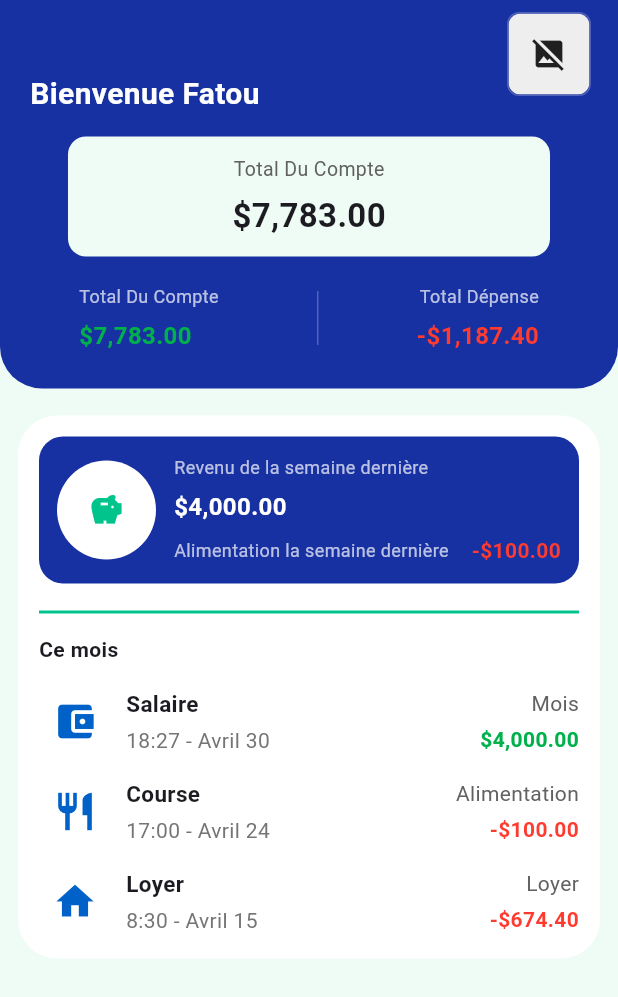
After one commit to NelsonWilliam237/ProjectDart, a Flutter app: the HomePage screen opened directly, on a phone screen of 412 x 824 dp. The commit adds this screen. Shown: the top 997 px of the screen. Run offline on Flutter 3.47's test engine with Material 3 defaults, Android fonts, the phone set to English and light mode, and no system bars.

Commit message:
ajout de la page accueil

```diff
--- a/lib/main.dart
+++ b/lib/main.dart
@@ -1,3 +1,4 @@
+import 'package:finexia/page_accueil.dart';
 import 'page_notification.dart';
 import 'package:flutter/material.dart';
 import 'categories_page.dart';
@@ -37,7 +38,7 @@ class _MainNavigationState extends State<_MainNavigation> {
   @override
   Widget build(BuildContext context) {
     final pages = [
-      const Placeholder(), // Accueil
+      const HomePage(), // Accueil
       const NotificationsPage(), // Notification
       const Placeholder(), // Analyse
       const CategoriesPage(), // MA page
--- /dev/null
+++ b/lib/page_accueil.dart
@@ -0,0 +1,447 @@
+// lib/home_page.dart
+import 'dart:io';
+import 'package:flutter/material.dart';
+import 'package:intl/intl.dart';
+
+class HomePage extends StatelessWidget {
+  const HomePage({super.key});
+
+  final Color backgroundBlue = const Color(0xFF1730A2); // bleu foncé
+  final Color panelMint = const Color(0xFFEFFCF5); // fond mint clair
+  final Color accentGreen = const Color(0xFF00B04B); // montant positif
+  final Color accentRed = const Color(0xFFFF3B30); // montant négatif
+  final Color softLine = const Color(0xFF00C48B); // ligne verte claire
+
+  String money(double v) {
+    final f = NumberFormat.currency(locale: 'en_US', symbol: '\$');
+    return f.format(v);
+  }
+
+  @override
+  Widget build(BuildContext context) {
+    return Scaffold(
+      backgroundColor: panelMint,
+      body: SafeArea(
+        child: LayoutBuilder(
+          builder: (context, constraints) {
+            final w = constraints.maxWidth;
+            return Stack(
+              children: [
+                // Main column
+                SingleChildScrollView(
+                  child: Column(
+                    children: [
+                      // Top rounded blue header
+                      Container(
+                        width: double.infinity,
+                        padding: const EdgeInsets.fromLTRB(20, 18, 20, 24),
+                        decoration: BoxDecoration(
+                          color: backgroundBlue,
+                          borderRadius: const BorderRadius.only(
+                            bottomLeft: Radius.circular(28),
+                            bottomRight: Radius.circular(28),
+                          ),
+                        ),
+                        child: Column(
+                          crossAxisAlignment: CrossAxisAlignment.start,
+                          children: [
+                            // top row (time + maybe right icon)
+                            Row(
+                              mainAxisAlignment: MainAxisAlignment.spaceBetween,
+                              children: [
+                                const SizedBox(width: 1), // left spacer
+                                // right icon (bell)
+                                Icon(
+                                  Icons.notifications_none,
+                                  color: Colors.white70,
+                                ),
+                              ],
+                            ),
+                            const SizedBox(height: 6),
+                            Text(
+                              'Bienvenue Fatou',
+                              style: TextStyle(
+                                color: Colors.white,
+                                fontSize: 20,
+                                fontWeight: FontWeight.w700,
+                              ),
+                            ),
+                            const SizedBox(height: 14),
+
+                            // Total du compte card (mint rounded rectangle)
+                            Center(
+                              child: Container(
+                                width: w * 0.78,
+                                padding: const EdgeInsets.symmetric(
+                                  horizontal: 12,
+                                  vertical: 12,
+                                ),
+                                decoration: BoxDecoration(
+                                  color: panelMint,
+                                  borderRadius: BorderRadius.circular(12),
+                                ),
+                                child: Column(
+                                  children: [
+                                    Text(
+                                      'Total Du Compte',
+                                      style: TextStyle(
+                                        color: Colors.grey[700],
+                                        fontSize: 13,
+                                      ),
+                                    ),
+                                    const SizedBox(height: 6),
+                                    Text(
+                                      money(7783.00),
+                                      style: const TextStyle(
+                                        fontSize: 22,
+                                        fontWeight: FontWeight.bold,
+                                      ),
+                                    ),
+                                  ],
+                                ),
+                              ),
+                            ),
+
+                            const SizedBox(height: 18),
+
+                            // Two columns: total du compte / total dépense
+                            Row(
+                              mainAxisAlignment: MainAxisAlignment.spaceAround,
+                              children: [
+                                Column(
+                                  crossAxisAlignment: CrossAxisAlignment.start,
+                                  children: [
+                                    const Text(
+                                      'Total Du Compte',
+                                      style: TextStyle(
+                                        color: Colors.white70,
+                                        fontSize: 12,
+                                      ),
+                                    ),
+                                    const SizedBox(height: 6),
+                                    Text(
+                                      money(7783.00),
+                                      style: TextStyle(
+                                        color: accentGreen,
+                                        fontWeight: FontWeight.bold,
+                                        fontSize: 16,
+                                      ),
+                                    ),
+                                  ],
+                                ),
+                                Container(
+                                  width: 1,
+                                  height: 36,
+                                  color: Colors.white24,
+                                ),
+                                Column(
+                                  crossAxisAlignment: CrossAxisAlignment.end,
+                                  children: [
+                                    const Text(
+                                      'Total Dépense',
+                                      style: TextStyle(
+                                        color: Colors.white70,
+                                        fontSize: 12,
+                                      ),
+                                    ),
+                                    const SizedBox(height: 6),
+                                    Text(
+                                      '-${money(1187.40)}',
+                                      style: TextStyle(
+                                        color: accentRed,
+                                        fontWeight: FontWeight.bold,
+                                        fontSize: 16,
+                                      ),
+                                    ),
+                                  ],
+                                ),
+                              ],
+                            ),
+                          ],
+                        ),
+                      ),
+
+                      const SizedBox(height: 18),
+
+                      // Inner curved white container (rounded with insets)
+                      Container(
+                        margin: const EdgeInsets.symmetric(horizontal: 12),
+                        padding: const EdgeInsets.all(14),
+                        decoration: BoxDecoration(
+                          color: Colors.white,
+                          borderRadius: BorderRadius.circular(26),
+                        ),
+                        child: Column(
+                          children: [
+                            // Top rounded blue card inside white area
+                            Container(
+                              padding: const EdgeInsets.all(12),
+                              decoration: BoxDecoration(
+                                color: backgroundBlue,
+                                borderRadius: BorderRadius.circular(16),
+                              ),
+                              child: Row(
+                                children: [
+                                  // left circle area
+                                  Container(
+                                    width: 66,
+                                    height: 66,
+                                    decoration: BoxDecoration(
+                                      color: Colors.white,
+                                      shape: BoxShape.circle,
+                                    ),
+                                    child: const Center(
+                                      child: Icon(
+                                        Icons.savings,
+                                        color: Color(0xFF00C48B),
+                                      ),
+                                    ),
+                                  ),
+                                  const SizedBox(width: 12),
+                                  // right texts
+                                  Expanded(
+                                    child: Column(
+                                      crossAxisAlignment:
+                                          CrossAxisAlignment.start,
+                                      children: [
+                                        // Revenu section
+                                        Row(
+                                          children: [
+                                            Expanded(
+                                              child: Column(
+                                                crossAxisAlignment:
+                                                    CrossAxisAlignment.start,
+                                                children: [
+                                                  const Text(
+                                                    'Revenu de la semaine dernière',
+                                                    style: TextStyle(
+                                                      color: Colors.white70,
+                                                      fontSize: 12,
+                                                    ),
+                                                  ),
+                                                  const SizedBox(height: 6),
+                                                  Text(
+                                                    money(4000),
+                                                    style: const TextStyle(
+                                                      color: Colors.white,
+                                                      fontWeight:
+                                                          FontWeight.bold,
+                                                      fontSize: 16,
+                                                    ),
+                                                  ),
+                                                ],
+                                              ),
+                                            ),
+                                            // small vertical divider
+                                            Container(width: 10),
+                                          ],
+                                        ),
+                                        const SizedBox(height: 8),
+                                        // alimentation negative
+                                        Row(
+                                          children: [
+                                            const Text(
+                                              'Alimentation la semaine dernière',
+                                              style: TextStyle(
+                                                color: Colors.white70,
+                                                fontSize: 12,
+                                              ),
+                                            ),
+                                            const Spacer(),
+                                            Text(
+                                              '-${money(100)}',
+                                              style: TextStyle(
+                                                color: accentRed,
+                                                fontWeight: FontWeight.bold,
+                                              ),
+                                            ),
+                                          ],
+                                        ),
+                                      ],
+                                    ),
+                                  ),
+                                ],
+                              ),
+                            ),
+
+                            const SizedBox(height: 18),
+
+                            // thin green line
+                            Container(height: 2, color: softLine),
+
+                            const SizedBox(height: 14),
+
+                            // "Ce mois" header
+                            Row(
+                              children: const [
+                                Text(
+                                  'Ce mois',
+                                  style: TextStyle(
+                                    fontSize: 14,
+                                    fontWeight: FontWeight.w600,
+                                  ),
+                                ),
+                              ],
+                            ),
+
+                            const SizedBox(height: 14),
+
+                            // List of items (Salary, Course, Loyer)
+                            Column(
+                              children: [
+                                _TransactionRow(
+                                  icon: Icons.account_balance_wallet,
+                                  title: 'Salaire',
+                                  subtitle: '18:27 - Avril 30',
+                                  category: 'Mois',
+                                  amount: money(4000),
+                                  amountPositive: true,
+                                ),
+                                const SizedBox(height: 12),
+                                _TransactionRow(
+                                  icon: Icons.restaurant,
+                                  title: 'Course',
+                                  subtitle: '17:00 - Avril 24',
+                                  category: 'Alimentation',
+                                  amount: '-${money(100)}',
+                                  amountPositive: false,
+                                ),
+                                const SizedBox(height: 12),
+                                _TransactionRow(
+                                  icon: Icons.home,
+                                  title: 'Loyer',
+                                  subtitle: '8:30 - Avril 15',
+                                  category: 'Loyer',
+                                  amount: '-${money(674.40)}',
+                                  amountPositive: false,
+                                ),
+                              ],
+                            ),
+                          ],
+                        ),
+                      ),
+
+                      const SizedBox(height: 30),
+                    ],
+                  ),
+                ),
+
+                // Optional: tiny preview of the uploaded screenshot in top-left corner (for reference)
+                Positioned(
+                  right: 18,
+                  top: 8,
+                  child: GestureDetector(
+                    onTap: () {
+                      // no action: preview only
+                    },
+                    child: Container(
+                      width: 56,
+                      height: 56,
+                      decoration: BoxDecoration(
+                        borderRadius: BorderRadius.circular(8),
+                        border: Border.all(color: Colors.white24),
+                      ),
+                      child: ClipRRect(
+                        borderRadius: BorderRadius.circular(8),
+                        child: _buildLocalPreviewImage(),
+                      ),
+                    ),
+                  ),
+                ),
+              ],
+            );
+          },
+        ),
+      ),
+    );
+  }
+
+  Widget _buildLocalPreviewImage() {
+    final path = '/mnt/data/Capture.png'; // chemin local fourni
+    try {
+      final f = File(path);
+      if (!f.existsSync()) {
+        return Container(
+          color: Colors.grey.shade200,
+          child: const Center(child: Icon(Icons.image_not_supported)),
+        );
+      }
+      return Image.file(f, fit: BoxFit.cover);
+    } catch (e) {
+      return Container(
+        color: Colors.grey.shade200,
+        child: const Center(child: Icon(Icons.broken_image)),
+      );
+    }
+  }
+}
+
+class _TransactionRow extends StatelessWidget {
+  final IconData icon;
+  final String title;
+  final String subtitle;
+  final String category;
+  final String amount;
+  final bool amountPositive;
+
+  const _TransactionRow({
+    Key? key,
+    required this.icon,
+    required this.title,
+    required this.subtitle,
+    required this.category,
+    required this.amount,
+    required this.amountPositive,
+  }) : super(key: key);
+
+  @override
+  Widget build(BuildContext context) {
+    final Color accentGreen = const Color(0xFF00B04B);
+    final Color accentRed = const Color(0xFFFF3B30);
+
+    return Row(
+      children: [
+        Container(
+          width: 48,
+          height: 48,
+          decoration: BoxDecoration(
+            color: Colors.transparent,
+            borderRadius: BorderRadius.circular(10),
+          ),
+          child: Icon(icon, size: 30, color: const Color(0xFF0061C8)),
+        ),
+        const SizedBox(width: 10),
+        Expanded(
+          child: Column(
+            crossAxisAlignment: CrossAxisAlignment.start,
+            children: [
+              Text(
+                title,
+                style: const TextStyle(
+                  fontSize: 15,
+                  fontWeight: FontWeight.w700,
+                ),
+              ),
+              const SizedBox(height: 4),
+              Text(subtitle, style: TextStyle(color: Colors.grey[600])),
+            ],
+          ),
+        ),
+        Column(
+          crossAxisAlignment: CrossAxisAlignment.end,
+          children: [
+            Text(category, style: TextStyle(color: Colors.grey[700])),
+            const SizedBox(height: 4),
+            Text(
+              amount,
+              style: TextStyle(
+                color: amountPositive ? accentGreen : accentRed,
+                fontWeight: FontWeight.bold,
+              ),
+            ),
+          ],
+        ),
+      ],
+    );
+  }
+}
--- a/pubspec.yaml
+++ b/pubspec.yaml
@@ -1,6 +1,6 @@
 name: finexia
 description: "A new Flutter project."
-publish_to: 'none'
+publish_to: "none"
 version: 0.1.0
 
 environment:
@@ -9,6 +9,7 @@ environment:
 dependencies:
   flutter:
     sdk: flutter
+  intl: ^0.19.0
 
 dev_dependencies:
   flutter_test:
```
Also changed, not shown: pubspec.lock.
